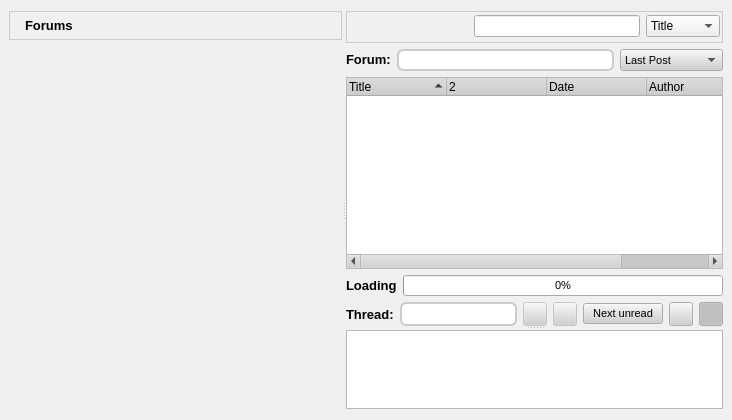
The window that retroshare-gui/src/gui/ForumsV2Dialog.ui (RetroShare/RetroShare) describes before a commit, drawn with Qt 5.
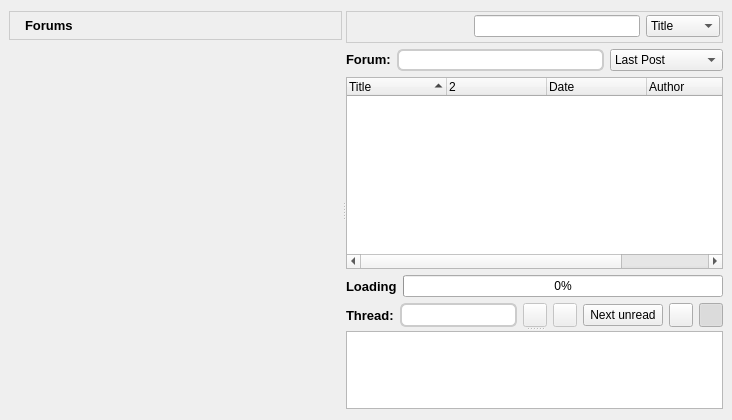
The same window after the commit. Icons and pictures are not drawn. Custom widgets are drawn as their Qt base class.

Diff of the .ui file:
```diff
--- a/retroshare-gui/src/gui/ForumsV2Dialog.ui
+++ b/retroshare-gui/src/gui/ForumsV2Dialog.ui
@@ -10,498 +10,6 @@
     <height>420</height>
    </rect>
   </property>
-  <property name="sizePolicy">
-   <sizepolicy hsizetype="Preferred" vsizetype="Expanding">
-    <horstretch>0</horstretch>
-    <verstretch>2</verstretch>
-   </sizepolicy>
-  </property>
-  <property name="minimumSize">
-   <size>
-    <width>60</width>
-    <height>0</height>
-   </size>
-  </property>
-  <property name="palette">
-   <palette>
-    <active>
-     <colorrole role="WindowText">
-      <brush brushstyle="SolidPattern">
-       <color alpha="255">
-        <red>0</red>
-        <green>0</green>
-        <blue>0</blue>
-       </color>
-      </brush>
-     </colorrole>
-     <colorrole role="Button">
-      <brush brushstyle="SolidPattern">
-       <color alpha="255">
-        <red>208</red>
-        <green>208</green>
-        <blue>208</blue>
-       </color>
-      </brush>
-     </colorrole>
-     <colorrole role="Light">
-      <brush brushstyle="SolidPattern">
-       <color alpha="255">
-        <red>255</red>
-        <green>255</green>
-        <blue>255</blue>
-       </color>
-      </brush>
-     </colorrole>
-     <colorrole role="Midlight">
-      <brush brushstyle="SolidPattern">
-       <color alpha="255">
-        <red>247</red>
-        <green>247</green>
-        <blue>247</blue>
-       </color>
-      </brush>
-     </colorrole>
-     <colorrole role="Dark">
-      <brush brushstyle="SolidPattern">
-       <color alpha="255">
-        <red>104</red>
-        <green>104</green>
-        <blue>104</blue>
-       </color>
-      </brush>
-     </colorrole>
-     <colorrole role="Mid">
-      <brush brushstyle="SolidPattern">
-       <color alpha="255">
-        <red>139</red>
-        <green>139</green>
-        <blue>139</blue>
-       </color>
-      </brush>
-     </colorrole>
-     <colorrole role="Text">
-      <brush brushstyle="SolidPattern">
-       <color alpha="255">
-        <red>0</red>
-        <green>0</green>
-        <blue>0</blue>
-       </color>
-      </brush>
-     </colorrole>
-     <colorrole role="BrightText">
-      <brush brushstyle="SolidPattern">
-       <color alpha="255">
-        <red>255</red>
-        <green>255</green>
-        <blue>255</blue>
-       </color>
-      </brush>
-     </colorrole>
-     <colorrole role="ButtonText">
-      <brush brushstyle="SolidPattern">
-       <color alpha="255">
-        <red>0</red>
-        <green>0</green>
-        <blue>0</blue>
-       </color>
-      </brush>
-     </colorrole>
-     <colorrole role="Base">
-      <brush brushstyle="SolidPattern">
-       <color alpha="255">
-        <red>255</red>
-        <green>255</green>
-        <blue>255</blue>
-       </color>
-      </brush>
-     </colorrole>
-     <colorrole role="Window">
-      <brush brushstyle="SolidPattern">
-       <color alpha="255">
-        <red>240</red>
-        <green>240</green>
-        <blue>240</blue>
-       </color>
-      </brush>
-     </colorrole>
-     <colorrole role="Shadow">
-      <brush brushstyle="SolidPattern">
-       <color alpha="255">
-        <red>0</red>
-        <green>0</green>
-        <blue>0</blue>
-       </color>
-      </brush>
-     </colorrole>
-     <colorrole role="Highlight">
-      <brush brushstyle="SolidPattern">
-       <color alpha="255">
-        <red>0</red>
-        <green>0</green>
-        <blue>128</blue>
-       </color>
-      </brush>
-     </colorrole>
-     <colorrole role="HighlightedText">
-      <brush brushstyle="SolidPattern">
-       <color alpha="255">
-        <red>255</red>
-        <green>255</green>
-        <blue>255</blue>
-       </color>
-      </brush>
-     </colorrole>
-     <colorrole role="Link">
-      <brush brushstyle="SolidPattern">
-       <color alpha="255">
-        <red>0</red>
-        <green>0</green>
-        <blue>255</blue>
-       </color>
-      </brush>
-     </colorrole>
-     <colorrole role="LinkVisited">
-      <brush brushstyle="SolidPattern">
-       <color alpha="255">
-        <red>255</red>
-        <green>0</green>
-        <blue>255</blue>
-       </color>
-      </brush>
-     </colorrole>
-     <colorrole role="AlternateBase">
-      <brush brushstyle="SolidPattern">
-       <color alpha="255">
-        <red>231</red>
-        <green>231</green>
-        <blue>231</blue>
-       </color>
-      </brush>
-     </colorrole>
-    </active>
-    <inactive>
-     <colorrole role="WindowText">
-      <brush brushstyle="SolidPattern">
-       <color alpha="255">
-        <red>0</red>
-        <green>0</green>
-        <blue>0</blue>
-       </color>
-      </brush>
-     </colorrole>
-     <colorrole role="Button">
-      <brush brushstyle="SolidPattern">
-       <color alpha="255">
-        <red>208</red>
-        <green>208</green>
-        <blue>208</blue>
-       </color>
-      </brush>
-     </colorrole>
-     <colorrole role="Light">
-      <brush brushstyle="SolidPattern">
-       <color alpha="255">
-        <red>255</red>
-        <green>255</green>
-        <blue>255</blue>
-       </color>
-      </brush>
-     </colorrole>
-     <colorrole role="Midlight">
-      <brush brushstyle="SolidPattern">
-       <color alpha="255">
-        <red>247</red>
-        <green>247</green>
-        <blue>247</blue>
-       </color>
-      </brush>
-     </colorrole>
-     <colorrole role="Dark">
-      <brush brushstyle="SolidPattern">
-       <color alpha="255">
-        <red>104</red>
-        <green>104</green>
-        <blue>104</blue>
-       </color>
-      </brush>
-     </colorrole>
-     <colorrole role="Mid">
-      <brush brushstyle="SolidPattern">
-       <color alpha="255">
-        <red>139</red>
-        <green>139</green>
-        <blue>139</blue>
-       </color>
-      </brush>
-     </colorrole>
-     <colorrole role="Text">
-      <brush brushstyle="SolidPattern">
-       <color alpha="255">
-        <red>0</red>
-        <green>0</green>
-        <blue>0</blue>
-       </color>
-      </brush>
-     </colorrole>
-     <colorrole role="BrightText">
-      <brush brushstyle="SolidPattern">
-       <color alpha="255">
-        <red>255</red>
-        <green>255</green>
-        <blue>255</blue>
-       </color>
-      </brush>
-     </colorrole>
-     <colorrole role="ButtonText">
-      <brush brushstyle="SolidPattern">
-       <color alpha="255">
-        <red>0</red>
-        <green>0</green>
-        <blue>0</blue>
-       </color>
-      </brush>
-     </colorrole>
-     <colorrole role="Base">
-      <brush brushstyle="SolidPattern">
-       <color alpha="255">
-        <red>255</red>
-        <green>255</green>
-        <blue>255</blue>
-       </color>
-      </brush>
-     </colorrole>
-     <colorrole role="Window">
-      <brush brushstyle="SolidPattern">
-       <color alpha="255">
-        <red>240</red>
-        <green>240</green>
-        <blue>240</blue>
-       </color>
-      </brush>
-     </colorrole>
-     <colorrole role="Shadow">
-      <brush brushstyle="SolidPattern">
-       <color alpha="255">
-        <red>0</red>
-        <green>0</green>
-        <blue>0</blue>
-       </color>
-      </brush>
-     </colorrole>
-     <colorrole role="Highlight">
-      <brush brushstyle="SolidPattern">
-       <color alpha="255">
-        <red>192</red>
-        <green>192</green>
-        <blue>192</blue>
-       </color>
-      </brush>
-     </colorrole>
-     <colorrole role="HighlightedText">
-      <brush brushstyle="SolidPattern">
-       <color alpha="255">
-        <red>0</red>
-        <green>0</green>
-        <blue>0</blue>
-       </color>
-      </brush>
-     </colorrole>
-     <colorrole role="Link">
-      <brush brushstyle="SolidPattern">
-       <color alpha="255">
-        <red>0</red>
-        <green>0</green>
-        <blue>255</blue>
-       </color>
-      </brush>
-     </colorrole>
-     <colorrole role="LinkVisited">
-      <brush brushstyle="SolidPattern">
-       <color alpha="255">
-        <red>255</red>
-        <green>0</green>
-        <blue>255</blue>
-       </color>
-      </brush>
-     </colorrole>
-     <colorrole role="AlternateBase">
-      <brush brushstyle="SolidPattern">
-       <color alpha="255">
-        <red>231</red>
-        <green>231</green>
-        <blue>231</blue>
-       </color>
-      </brush>
-     </colorrole>
-    </inactive>
-    <disabled>
-     <colorrole role="WindowText">
-      <brush brushstyle="SolidPattern">
-       <color alpha="255">
-        <red>104</red>
-        <green>104</green>
-        <blue>104</blue>
-       </color>
-      </brush>
-     </colorrole>
-     <colorrole role="Button">
-      <brush brushstyle="SolidPattern">
-       <color alpha="255">
-        <red>208</red>
-        <green>208</green>
-        <blue>208</blue>
-       </color>
-      </brush>
-     </colorrole>
-     <colorrole role="Light">
-      <brush brushstyle="SolidPattern">
-       <color alpha="255">
-        <red>255</red>
-        <green>255</green>
-        <blue>255</blue>
-       </color>
-      </brush>
-     </colorrole>
-     <colorrole role="Midlight">
-      <brush brushstyle="SolidPattern">
-       <color alpha="255">
-        <red>247</red>
-        <green>247</green>
-        <blue>247</blue>
-       </color>
-      </brush>
-     </colorrole>
-     <colorrole role="Dark">
-      <brush brushstyle="SolidPattern">
-       <color alpha="255">
-        <red>104</red>
-        <green>104</green>
-        <blue>104</blue>
-       </color>
-      </brush>
-     </colorrole>
-     <colorrole role="Mid">
-      <brush brushstyle="SolidPattern">
-       <color alpha="255">
-        <red>139</red>
-        <green>139</green>
-        <blue>139</blue>
-       </color>
-      </brush>
-     </colorrole>
-     <colorrole role="Text">
-      <brush brushstyle="SolidPattern">
-       <color alpha="255">
-        <red>104</red>
-        <green>104</green>
-        <blue>104</blue>
-       </color>
-      </brush>
-     </colorrole>
-     <colorrole role="BrightText">
-      <brush brushstyle="SolidPattern">
-       <color alpha="255">
-        <red>255</red>
-        <green>255</green>
-        <blue>255</blue>
-       </color>
-      </brush>
-     </colorrole>
-     <colorrole role="ButtonText">
-      <brush brushstyle="SolidPattern">
-       <color alpha="255">
-        <red>104</red>
-        <green>104</green>
-        <blue>104</blue>
-       </color>
-      </brush>
-     </colorrole>
-     <colorrole role="Base">
-      <brush brushstyle="SolidPattern">
-       <color alpha="255">
-        <red>240</red>
-        <green>240</green>
-        <blue>240</blue>
-       </color>
-      </brush>
-     </colorrole>
-     <colorrole role="Window">
-      <brush brushstyle="SolidPattern">
-       <color alpha="255">
-        <red>240</red>
-        <green>240</green>
-        <blue>240</blue>
-       </color>
-      </brush>
-     </colorrole>
-     <colorrole role="Shadow">
-      <brush brushstyle="SolidPattern">
-       <color alpha="255">
-        <red>0</red>
-        <green>0</green>
-        <blue>0</blue>
-       </color>
-      </brush>
-     </colorrole>
-     <colorrole role="Highlight">
-      <brush brushstyle="SolidPattern">
-       <color alpha="255">
-        <red>0</red>
-        <green>0</green>
-        <blue>128</blue>
-       </color>
-      </brush>
-     </colorrole>
-     <colorrole role="HighlightedText">
-      <brush brushstyle="SolidPattern">
-       <color alpha="255">
-        <red>255</red>
-        <green>255</green>
-        <blue>255</blue>
-       </color>
-      </brush>
-     </colorrole>
-     <colorrole role="Link">
-      <brush brushstyle="SolidPattern">
-       <color alpha="255">
-        <red>0</red>
-        <green>0</green>
-        <blue>255</blue>
-       </color>
-      </brush>
-     </colorrole>
-     <colorrole role="LinkVisited">
-      <brush brushstyle="SolidPattern">
-       <color alpha="255">
-        <red>255</red>
-        <green>0</green>
-        <blue>255</blue>
-       </color>
-      </brush>
-     </colorrole>
-     <colorrole role="AlternateBase">
-      <brush brushstyle="SolidPattern">
-       <color alpha="255">
-        <red>231</red>
-        <green>231</green>
-        <blue>231</blue>
-       </color>
-      </brush>
-     </colorrole>
-    </disabled>
-   </palette>
-  </property>
-  <property name="font">
-   <font>
-    <family>Arial</family>
-    <pointsize>8</pointsize>
-    <weight>50</weight>
-    <italic>false</italic>
-    <bold>false</bold>
-    <underline>false</underline>
-    <strikeout>false</strikeout>
-   </font>
-  </property>
   <property name="contextMenuPolicy">
    <enum>Qt::DefaultContextMenu</enum>
   </property>
@@ -1218,6 +726,11 @@
   </action>
  </widget>
  <customwidgets>
+  <customwidget>
+   <class>LinkTextBrowser</class>
+   <extends>QTextBrowser</extends>
+   <header>gui/common/LinkTextBrowser.h</header>
+  </customwidget>
   <customwidget>
    <class>GroupTreeWidget</class>
    <extends>QWidget</extends>
@@ -1229,11 +742,6 @@
    <extends>QLineEdit</extends>
    <header>gui/common/LineEditClear.h</header>
   </customwidget>
-  <customwidget>
-   <class>LinkTextBrowser</class>
-   <extends>QTextBrowser</extends>
-   <header>gui/common/LinkTextBrowser.h</header>
-  </customwidget>
  </customwidgets>
  <resources>
   <include location="images.qrc"/>
```
